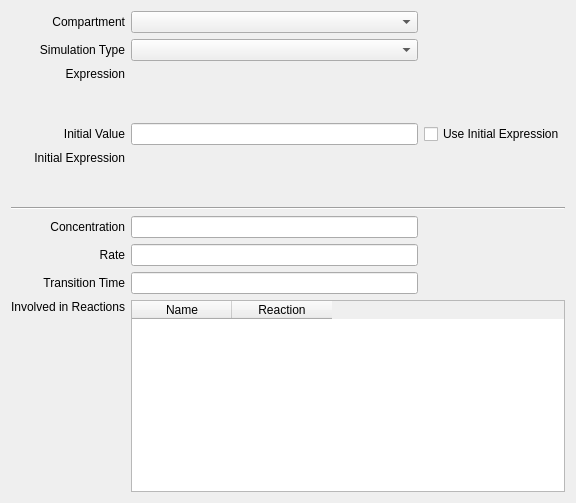
Old version of the form copasi/UI/CQSpeciesDetail.ui in the repository copasi/COPASI.
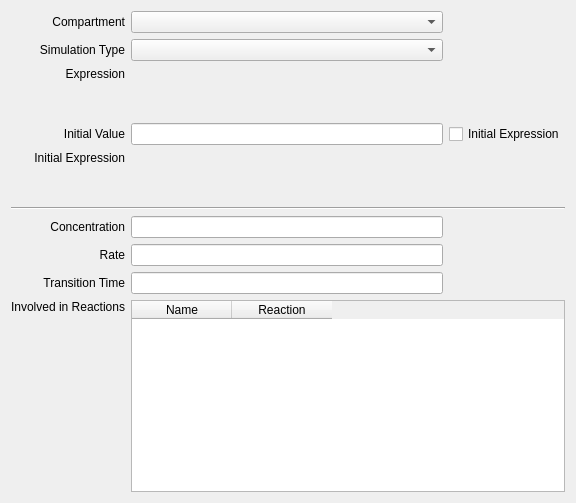
New version of the form. Custom widgets are drawn as their Qt base class.

Commit message: - Use Initial Expression -> initial expression - always have delay expression visible but deactivated

Patch:
```diff
--- a/copasi/UI/CQSpeciesDetail.ui
+++ b/copasi/UI/CQSpeciesDetail.ui
@@ -158,7 +158,7 @@
    <item row="3" column="2">
     <widget class="QCheckBox" name="mpBoxUseInitialExpression">
      <property name="text">
-      <string>Use Initial Expression</string>
+      <string>Initial Expression</string>
      </property>
     </widget>
    </item>
```
Left out of the diff: 17 changed lines with no effect on the pictures. The commit also changes 3 other files.
